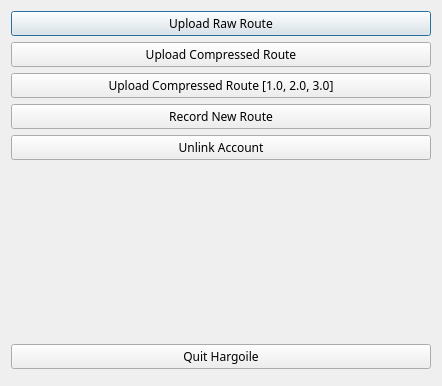
Qt form gui/qtm/MenuUI.ui (ardhitama/hargoile) before a commit.
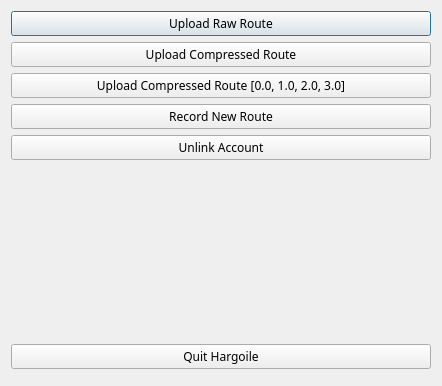
The same form after that commit.

Commit message: - Fixed route name not saved - Improved menu text

What changed in the file:
```diff
--- a/gui/qtm/MenuUI.ui
+++ b/gui/qtm/MenuUI.ui
@@ -45,7 +45,7 @@
    <item>
     <widget class="QPushButton" name="testRouteUploadBtn">
      <property name="text">
-      <string>Upload Compressed Route [1.0, 2.0, 3.0]</string>
+      <string>Upload Compressed Route [0.0, 1.0, 2.0, 3.0]</string>
      </property>
     </widget>
    </item>
```
The commit also changes 2 other files.
